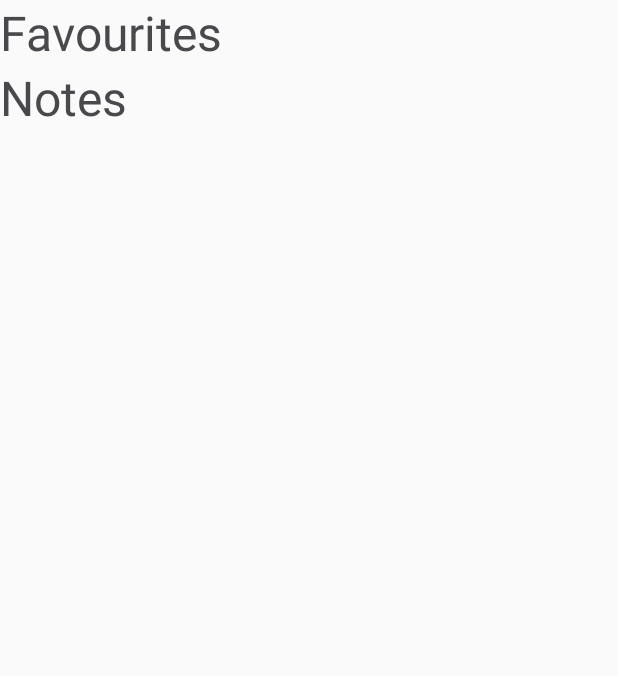
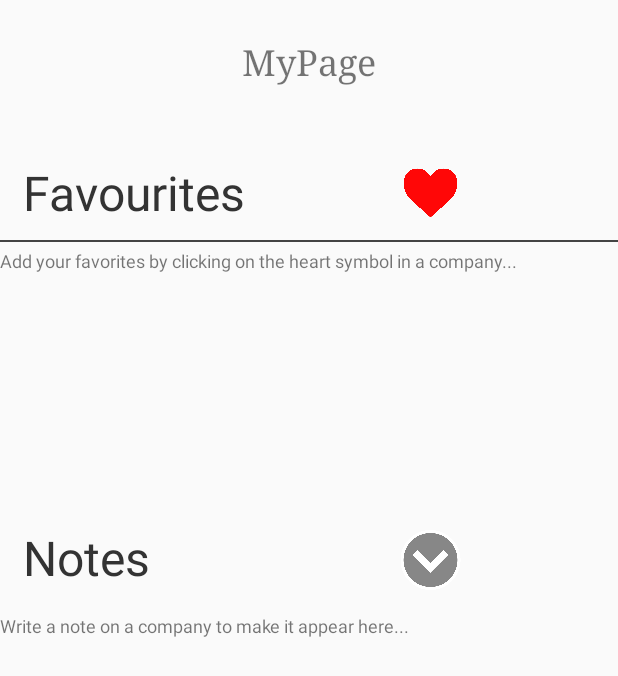
Before and after one commit to MSNMessinger/dat257-Grupp20, an Android app: the layout fragment_notifications.xml on its own in the app's theme, with its tools: preview values and no code run, on a phone screen of 412 x 824 dp. Shown: the top 676 px of the screen. Run offline under Robolectric (Android 15) with nearby library versions, the phone set to English and light mode, and no system bars.

Commit message:
last fixes

```diff
--- a/DateIt/app/src/main/res/layout/fragment_home.xml
+++ b/DateIt/app/src/main/res/layout/fragment_home.xml
@@ -265,7 +265,7 @@
                     android:orientation="horizontal">
 
                     <ImageView
-                        android:id="@+id/imageView4"
+                        android:id="@+id/emailImg"
                         android:layout_width="80dp"
                         android:layout_height="60dp"
                         android:layout_weight="1"
@@ -298,6 +298,7 @@
                         android:src="@drawable/fb_icon1" />
 
                     <TextView
+                        android:id="@+id/openFacebook"
                         android:layout_width="match_parent"
                         android:layout_height="match_parent"
                         android:layout_marginStart="10dp"
@@ -314,7 +315,7 @@
                     android:orientation="horizontal">
 
                     <ImageView
-                        android:id="@+id/imageView5"
+                        android:id="@+id/findLocation"
                         android:layout_width="80dp"
                         android:layout_height="60dp"
                         android:layout_weight="1"
--- a/DateIt/app/src/main/res/layout/fragment_notifications.xml
+++ b/DateIt/app/src/main/res/layout/fragment_notifications.xml
@@ -8,53 +8,150 @@
 
 
     <ScrollView
+        android:id="@+id/scrollView2"
         android:layout_width="match_parent"
         android:layout_height="match_parent"
         android:layout_marginBottom="@dimen/navigation_bar_height"
         app:layout_constraintBottom_toBottomOf="parent"
         app:layout_constraintEnd_toEndOf="parent"
+        app:layout_constraintHorizontal_bias="1.0"
         app:layout_constraintStart_toStartOf="parent"
-        app:layout_constraintTop_toTopOf="parent">
+        app:layout_constraintTop_toTopOf="parent"
+        app:layout_constraintVertical_bias="1.0">
 
-        <LinearLayout
+        <androidx.constraintlayout.widget.ConstraintLayout
             android:layout_width="match_parent"
-            android:layout_height="match_parent"
-            android:orientation="vertical">
+            android:layout_height="wrap_content"
+            android:layout_marginTop="0dp"
+            android:isScrollContainer="true">
+
+            <TextView
+                android:id="@+id/MyPage"
+                android:layout_width="match_parent"
+                android:layout_height="wrap_content"
+                android:layout_marginTop="25dp"
+                android:text="@string/MyPage"
+                android:textAlignment="center"
+                android:textSize="24sp"
+                android:typeface="serif"
+                app:layout_constraintTop_toTopOf="parent" />
+
+            <ListView
+                android:id="@+id/listOfNotes"
+                style="@style/Widget.AppCompat.ListView.Menu"
+                android:layout_width="410dp"
+                android:layout_height="150dp"
+                android:layout_marginTop="20dp"
+                android:layout_weight="1"
+                android:divider="#A3A3A8"
+                android:dividerHeight="1dp"
+                android:footerDividersEnabled="true"
+                android:headerDividersEnabled="true"
+                android:scrollbars="none"
+                android:textAlignment="viewStart"
+                app:layout_constraintStart_toStartOf="parent"
+                app:layout_constraintTop_toBottomOf="@+id/titleNotes">
+
+            </ListView>
 
             <TextView
                 android:id="@+id/titleFavorites"
                 android:layout_width="match_parent"
                 android:layout_height="wrap_content"
+
+                android:layout_marginStart="15dp"
+                android:layout_marginTop="50dp"
                 android:text="@string/MyPage_favourites"
-                android:textColor="@color/colorTitle"
+                android:textColor="@color/TextColorDark"
+                android:textSize="32sp"
+                app:layout_constraintStart_toStartOf="parent"
+                app:layout_constraintTop_toBottomOf="@+id/MyPage" />
 
-                android:textSize="32sp" />
+            <ImageView
+                android:id="@+id/favoriteImageHeart"
+                android:layout_width="50dp"
+                android:layout_height="40dp"
+                android:layout_marginEnd="100dp"
+                android:src="@drawable/heart_logo"
+                app:layout_constraintBottom_toBottomOf="@+id/titleFavorites"
+                app:layout_constraintEnd_toEndOf="parent"
+                app:layout_constraintTop_toTopOf="@+id/titleFavorites" />
+
+            <TableRow
+                android:id="@+id/DividerLine1"
+                android:layout_width="match_parent"
+                android:layout_height="1dp"
+                android:layout_marginTop="10dp"
+                android:background="#444"
+                app:layout_constraintEnd_toEndOf="parent"
+                app:layout_constraintStart_toStartOf="parent"
+                app:layout_constraintTop_toBottomOf="@+id/titleFavorites"></TableRow>
+
 
             <ListView
                 android:id="@+id/listOfFavorites"
-                android:layout_width="fill_parent"
-                android:layout_height="fill_parent"
+                style="@android:style/Widget.Holo.ListView.DropDown"
+                android:layout_width="wrap_content"
+                android:layout_height="150dp"
+                android:layout_marginTop="20dp"
                 android:layout_weight="1"
-                android:scrollbars="none">
+                android:divider="#A3A3A8"
+                android:dividerHeight="1dp"
+                android:scrollbars="none"
+                app:layout_constraintEnd_toEndOf="parent"
+                app:layout_constraintStart_toStartOf="parent"
+                app:layout_constraintTop_toBottomOf="@+id/titleFavorites">
 
             </ListView>
+
+            <TextView
+                android:id="@+id/addFavoritesText"
+                android:layout_width="wrap_content"
+                android:layout_height="wrap_content"
+                android:layout_marginTop="15dp"
+                android:text="@string/AddFavoritesText"
+                android:textSize="12sp"
+                app:layout_constraintEnd_toEndOf="parent"
+                app:layout_constraintHorizontal_bias="0.0"
+                app:layout_constraintStart_toStartOf="parent"
+                app:layout_constraintTop_toBottomOf="@+id/titleFavorites" />
+
+            <TextView
+                android:id="@+id/addNoteText"
+                android:layout_width="wrap_content"
+                android:layout_height="wrap_content"
+                android:layout_marginTop="15dp"
+                android:text="@string/AddNoteText"
+                android:textSize="12sp"
+                app:layout_constraintEnd_toEndOf="parent"
+                app:layout_constraintHorizontal_bias="0.0"
+                app:layout_constraintStart_toStartOf="parent"
+                app:layout_constraintTop_toBottomOf="@+id/titleNotes" />
 
             <TextView
                 android:id="@+id/titleNotes"
                 android:layout_width="match_parent"
                 android:layout_height="wrap_content"
+                android:layout_marginStart="15dp"
+                android:layout_marginTop="30dp"
                 android:text="@string/Notes"
-                android:textColor="@color/colorTitle"
-                android:textSize="32sp" />
+                android:textColor="@color/TextColorDark"
+                android:textSize="32sp"
+                app:layout_constraintStart_toStartOf="parent"
+                app:layout_constraintTop_toBottomOf="@+id/listOfFavorites" />
 
-            <ListView
-                android:id="@+id/listOfNotes"
-                android:layout_width="fill_parent"
-                android:layout_height="fill_parent"
-                android:layout_weight="1"
-                android:scrollbars="none" />
+            <ImageView
+                android:id="@+id/arrowImg"
+                android:layout_width="50dp"
+                android:layout_height="40dp"
+                android:layout_marginEnd="100dp"
+                android:src="@drawable/arrowdown"
+                app:layout_constraintBottom_toBottomOf="@+id/titleNotes"
+                app:layout_constraintEnd_toEndOf="parent"
+                app:layout_constraintTop_toTopOf="@+id/titleNotes"
+                app:layout_constraintVertical_bias="1.0" />
 
-        </LinearLayout>
+        </androidx.constraintlayout.widget.ConstraintLayout>
     </ScrollView>
 
 
--- a/DateIt/app/src/main/res/values/strings.xml
+++ b/DateIt/app/src/main/res/values/strings.xml
@@ -67,4 +67,7 @@ If you choose to leave your résumé, remember that it is your way of marketing
 
     <string name="MyPage_favourites">Favourites</string>
     <string name="searchHint">Sök företag</string>
+    <string name="MyPage">MyPage</string>
+    <string name="AddFavoritesText">Add your favorites by clicking on the heart symbol in a company...</string>
+    <string name="AddNoteText">Write a note on a company to make it appear here...</string>
 </resources>
```
